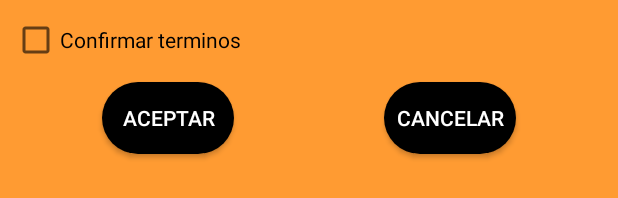
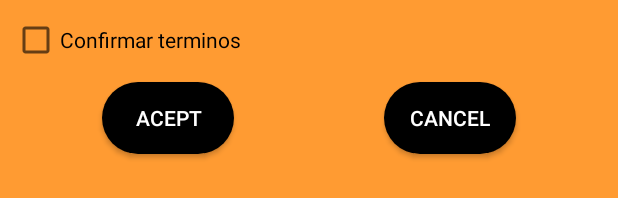
Before and after one commit to AlexC2496/PrimeraApp, an Android app: the layout activity_main_activity3__registrarse.xml on its own in the app's theme, with its tools: preview values and no code run, on a phone screen of 412 x 824 dp. Shown: the part 964-1162 px from the top of the screen. Run offline under Robolectric (Android 15) with nearby library versions, the phone set to English and light mode, and no system bars.

Commit message:
28102020

```diff
--- a/app/src/main/res/layout/activity_main_activity3__registrarse.xml
+++ b/app/src/main/res/layout/activity_main_activity3__registrarse.xml
@@ -157,7 +157,7 @@
         android:layout_marginTop="12dp"
         android:layout_marginEnd="32dp"
         android:background="@drawable/button_ro"
-        android:text="Aceptar"
+        android:text="Acept"
         android:textColor="#FFFFFF"
         app:layout_constraintEnd_toStartOf="@+id/button7"
         app:layout_constraintStart_toStartOf="parent"
@@ -171,7 +171,7 @@
         android:layout_marginTop="12dp"
         android:layout_marginEnd="32dp"
         android:background="@drawable/button_ro"
-        android:text="Cancelar"
+        android:text="Cancel"
         android:textColor="#FFFFFF"
         app:layout_constraintEnd_toEndOf="parent"
         app:layout_constraintStart_toEndOf="@+id/button4"
--- a/build.gradle
+++ b/build.gradle
@@ -5,7 +5,7 @@ buildscript {
         jcenter()
     }
     dependencies {
-        classpath 'com.android.tools.build:gradle:4.1.0'
+        classpath 'com.android.tools.build:gradle:4.0.0'
 
         // NOTE: Do not place your application dependencies here; they belong
         // in the individual module build.gradle files
```
Also changed, not shown: app/src/main/res/drawable/logo.jpg (deleted).
